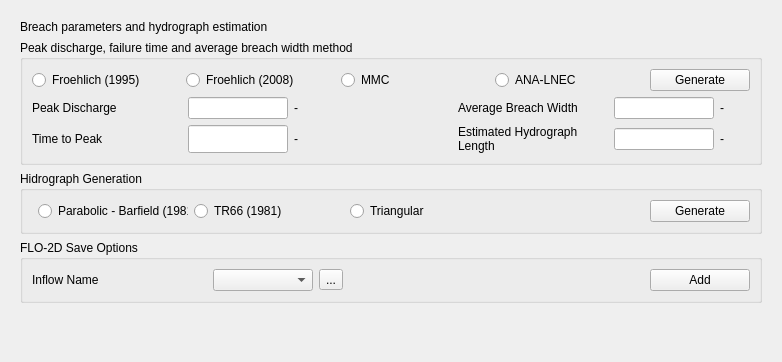
Qt form flo2d/ui/breach_hydrograph_tool.ui (FLO-2DSoftware/qgis-flo-2d-plugin) before a commit; both pictures show x 0 to 782 and y 0 to 362 of the 782 by 728 pixel window.
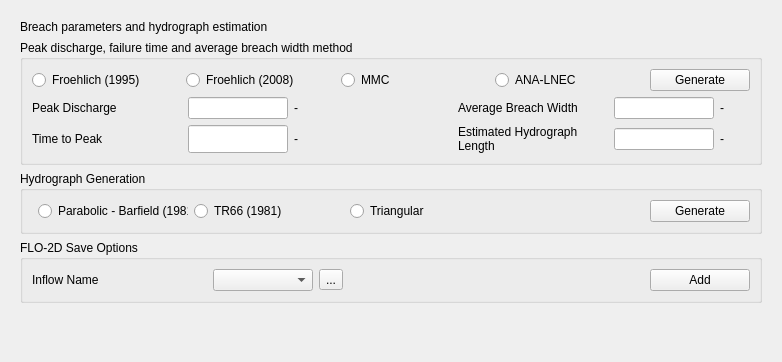
The same form after that commit. The open tabs and pages were chosen to show the change. Icons and pictures are not drawn.

Commit message: Fix typo in title of breach hydrograph tool UI (#2165)

Patch:
```diff
--- a/flo2d/ui/breach_hydrograph_tool.ui
+++ b/flo2d/ui/breach_hydrograph_tool.ui
@@ -2411,7 +2411,7 @@
             </sizepolicy>
            </property>
            <property name="title">
-            <string>Hidrograph Generation</string>
+            <string>Hydrograph Generation</string>
            </property>
            <layout class="QGridLayout" name="gridLayout_18">
             <item row="1" column="0" colspan="10">
```
